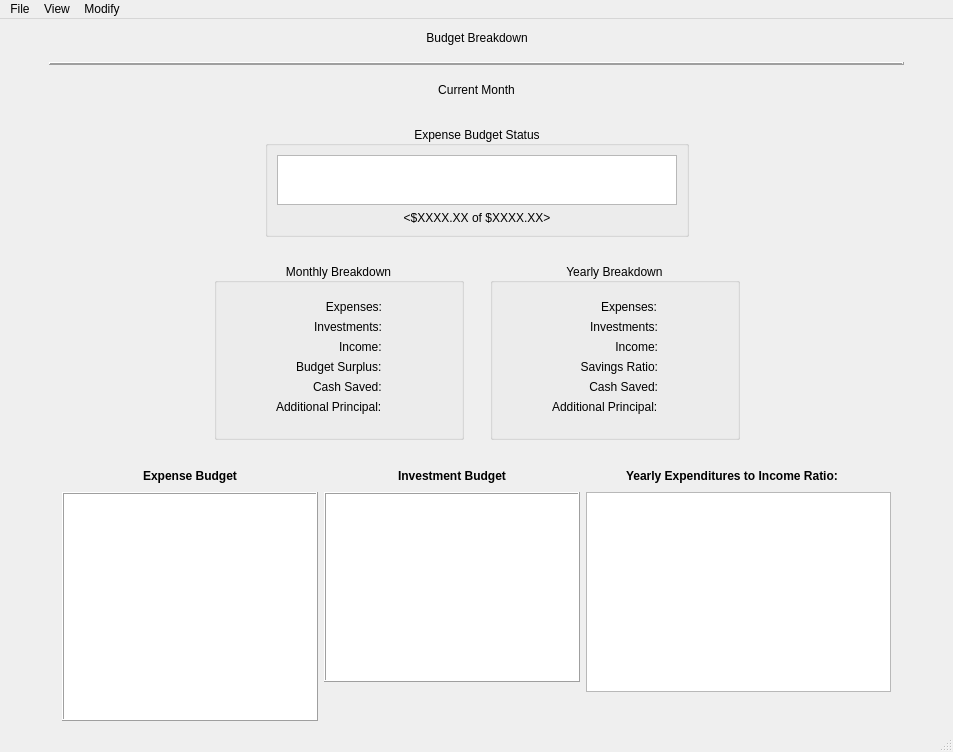
First picture: the form in CashFlowManager/mainwindow.ui, repository epw7856/CashFlowManager, before the edit.
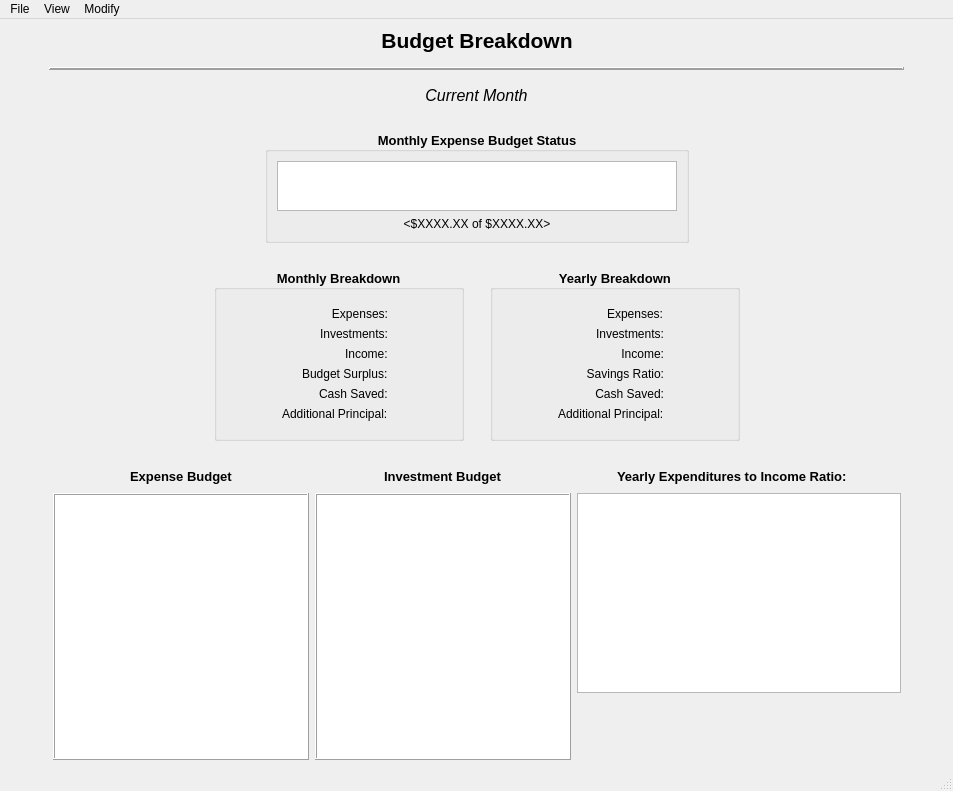
Second picture: the form after the edit. Custom widgets are drawn as their Qt base class.

Commit message: Updated several UI components.

Patch:
```diff
--- a/CashFlowManager/mainwindow.ui
+++ b/CashFlowManager/mainwindow.ui
@@ -7,13 +7,18 @@
     <x>0</x>
     <y>0</y>
     <width>953</width>
-    <height>752</height>
+    <height>791</height>
    </rect>
   </property>
   <property name="windowTitle">
    <string>Cash Flow Manager</string>
   </property>
   <widget class="QWidget" name="centralwidget">
+   <property name="font">
+    <font>
+     <family>Segoe UI</family>
+    </font>
+   </property>
    <layout class="QVBoxLayout" name="verticalLayout_2">
     <item>
      <layout class="QHBoxLayout" name="layoutTitle">
@@ -32,6 +37,14 @@
       </item>
       <item>
        <widget class="QLabel" name="label">
+        <property name="font">
+         <font>
+          <family>Segoe UI</family>
+          <pointsize>16</pointsize>
+          <weight>75</weight>
+          <bold>true</bold>
+         </font>
+        </property>
         <property name="text">
          <string>Budget Breakdown</string>
         </property>
@@ -121,6 +134,13 @@
       </item>
       <item>
        <widget class="QLabel" name="labelCurrentMonth">
+        <property name="font">
+         <font>
+          <family>Segoe UI</family>
+          <pointsize>12</pointsize>
+          <italic>true</italic>
+         </font>
+        </property>
         <property name="text">
          <string>Current Month</string>
         </property>
@@ -179,8 +199,16 @@
         </item>
         <item>
          <widget class="QGroupBox" name="groupBox">
+          <property name="font">
+           <font>
+            <family>Segoe UI</family>
+            <pointsize>10</pointsize>
+            <weight>75</weight>
+            <bold>true</bold>
+           </font>
+          </property>
           <property name="title">
-           <string>  Expense Budget Status  </string>
+           <string>  Monthly Expense Budget Status  </string>
           </property>
           <property name="alignment">
            <set>Qt::AlignCenter</set>
@@ -210,6 +238,14 @@
            </item>
            <item>
             <widget class="QLabel" name="labelBudgetStatus">
+             <property name="font">
+              <font>
+               <family>Segoe UI</family>
+               <pointsize>9</pointsize>
+               <weight>50</weight>
+               <bold>false</bold>
+              </font>
+             </property>
              <property name="text">
               <string>&lt;$XXXX.XX of $XXXX.XX&gt;</string>
              </property>
@@ -279,6 +315,14 @@
             <height>0</height>
            </size>
           </property>
+          <property name="font">
+           <font>
+            <family>Segoe UI</family>
+            <pointsize>10</pointsize>
+            <weight>75</weight>
+            <bold>true</bold>
+           </font>
+          </property>
           <property name="title">
            <string>  Monthly Breakdown  </string>
           </property>
@@ -318,6 +362,14 @@
                <property name="enabled">
                 <bool>true</bool>
                </property>
+               <property name="font">
+                <font>
+                 <family>Segoe UI</family>
+                 <pointsize>9</pointsize>
+                 <weight>50</weight>
+                 <bold>false</bold>
+                </font>
+               </property>
                <property name="text">
                 <string>Expenses:</string>
                </property>
@@ -328,6 +380,14 @@
              </item>
              <item row="0" column="1">
               <widget class="QLabel" name="labelMonthlyExpenses">
+               <property name="font">
+                <font>
+                 <family>Segoe UI</family>
+                 <pointsize>9</pointsize>
+                 <weight>50</weight>
+                 <bold>false</bold>
+                </font>
+               </property>
                <property name="text">
                 <string>&lt;Expenses&gt;</string>
                </property>
@@ -335,6 +395,14 @@
              </item>
              <item row="1" column="0">
               <widget class="QLabel" name="label_3">
+               <property name="font">
+                <font>
+                 <family>Segoe UI</family>
+                 <pointsize>9</pointsize>
+                 <weight>50</weight>
+                 <bold>false</bold>
+                </font>
+               </property>
                <property name="text">
                 <string>Investments:</string>
                </property>
@@ -345,6 +413,14 @@
              </item>
              <item row="1" column="1">
               <widget class="QLabel" name="labelMonthlyInvestments">
+               <property name="font">
+                <font>
+                 <family>Segoe UI</family>
+                 <pointsize>9</pointsize>
+                 <weight>50</weight>
+                 <bold>false</bold>
+                </font>
+               </property>
                <property name="text">
                 <string>&lt;Investments&gt;</string>
                </property>
@@ -352,6 +428,14 @@
              </item>
              <item row="2" column="0">
               <widget class="QLabel" name="label_4">
+               <property name="font">
+                <font>
+                 <family>Segoe UI</family>
+                 <pointsize>9</pointsize>
+                 <weight>50</weight>
+                 <bold>false</bold>
+                </font>
+               </property>
                <property name="text">
                 <string>Income:</string>
                </property>
@@ -359,6 +443,14 @@
              </item>
              <item row="2" column="1">
               <widget class="QLabel" name="labelMonthlyIncome">
+               <property name="font">
+                <font>
+                 <family>Segoe UI</family>
+                 <pointsize>9</pointsize>
+                 <weight>50</weight>
+                 <bold>false</bold>
+                </font>
+               </property>
                <property name="text">
                 <string>&lt;Income&gt;</string>
                </property>
@@ -366,6 +458,14 @@
              </item>
              <item row="3" column="0">
               <widget class="QLabel" name="label_5">
+               <property name="font">
+                <font>
+                 <family>Segoe UI</family>
+                 <pointsize>9</pointsize>
+                 <weight>50</weight>
+                 <bold>false</bold>
+                </font>
+               </property>
                <property name="text">
                 <string>Budget Surplus:</string>
                </property>
@@ -373,6 +473,14 @@
              </item>
              <item row="3" column="1">
               <widget class="QLabel" name="labelMonthlyBudgetSurplus">
+               <property name="font">
+                <font>
+                 <family>Segoe UI</family>
+                 <pointsize>9</pointsize>
+                 <weight>50</weight>
+                 <bold>false</bold>
+                </font>
+               </property>
                <property name="text">
                 <string>&lt;BudgetSurplus&gt;</string>
                </property>
@@ -380,6 +488,14 @@
              </item>
              <item row="4" column="0">
               <widget class="QLabel" name="label_6">
+               <property name="font">
+                <font>
+                 <family>Segoe UI</family>
+                 <pointsize>9</pointsize>
+                 <weight>50</weight>
+                 <bold>false</bold>
+                </font>
+               </property>
                <property name="text">
                 <string>Cash Saved:</string>
                </property>
@@ -387,6 +503,14 @@
              </item>
              <item row="4" column="1">
               <widget class="QLabel" name="labelMonthlyCashSaved">
+               <property name="font">
+                <font>
+                 <family>Segoe UI</family>
+                 <pointsize>9</pointsize>
+                 <weight>50</weight>
+                 <bold>false</bold>
+                </font>
+               </property>
                <property name="text">
                 <string>&lt;CashSaved&gt;</string>
                </property>
@@ -394,6 +518,14 @@
              </item>
              <item row="5" column="0">
               <widget class="QLabel" name="label_16">
+               <property name="font">
+                <font>
+                 <family>Segoe UI</family>
+                 <pointsize>9</pointsize>
+                 <weight>50</weight>
+                 <bold>false</bold>
+                </font>
+               </property>
                <property name="text">
                 <string>Additional Principal:</string>
                </property>
@@ -401,29 +533,37 @@
              </item>
              <item row="5" column="1">
               <widget class="QLabel" name="labelMonthlyPrincipal">
+               <property name="font">
+                <font>
+                 <family>Segoe UI</family>
+                 <pointsize>9</pointsize>
+                 <weight>50</weight>
+                 <bold>false</bold>
+                </font>
+               </property>
                <property name="text">
                 <string>&lt;Principal&gt;</string>
                </property>
               </widget>
              </item>
-             <item row="6" column="1">
-              <spacer name="verticalSpacer_6">
-               <property name="orientation">
-                <enum>Qt::Vertical</enum>
-               </property>
-               <property name="sizeType">
-                <enum>QSizePolicy::Fixed</enum>
-               </property>
-               <property name="sizeHint" stdset="0">
-                <size>
-                 <width>20</width>
-                 <height>8</height>
-                </size>
-               </property>
-              </spacer>
-             </item>
             </layout>
            </item>
+           <item>
+            <spacer name="verticalSpacer_6">
+             <property name="orientation">
+              <enum>Qt::Vertical</enum>
+             </property>
+             <property name="sizeType">
+              <enum>QSizePolicy::Fixed</enum>
+             </property>
+             <property name="sizeHint" stdset="0">
+              <size>
+               <width>20</width>
+               <height>8</height>
+              </size>
+             </property>
+            </spacer>
+           </item>
           </layout>
          </widget>
         </item>
@@ -455,6 +595,14 @@
             <height>0</height>
            </size>
           </property>
+          <property name="font">
+           <font>
+            <family>Segoe UI</family>
+            <pointsize>10</pointsize>
+            <weight>75</weight>
+            <bold>true</bold>
+           </font>
+          </property>
           <property name="title">
            <string>  Yearly Breakdown  </string>
           </property>
@@ -491,6 +639,14 @@
              </property>
              <item row="0" column="0">
               <widget class="QLabel" name="label_8">
+               <property name="font">
+                <font>
+                 <family>Segoe UI</family>
+                 <pointsize>9</pointsize>
+                 <weight>50</weight>
+                 <bold>false</bold>
+                </font>
+               </property>
                <property name="text">
                 <string>Expenses:</string>
                </property>
@@ -498,6 +654,14 @@
              </item>
              <item row="0" column="1">
               <widget class="QLabel" name="labelYearlyExpenses">
+               <property name="font">
+                <font>
+                 <family>Segoe UI</family>
+                 <pointsize>9</pointsize>
+                 <weight>50</weight>
+                 <bold>false</bold>
+                </font>
+               </property>
                <property name="text">
                 <string>&lt;Expenses&gt;</string>
                </property>
@@ -505,6 +669,14 @@
              </item>
              <item row="1" column="0">
               <widget class="QLabel" name="label_13">
+               <property name="font">
+                <font>
+                 <family>Segoe UI</family>
+                 <pointsize>9</pointsize>
+                 <weight>50</weight>
+                 <bold>false</bold>
+                </font>
+               </property>
                <property name="text">
                 <string>Investments:</string>
                </property>
@@ -512,6 +684,14 @@
              </item>
              <item row="1" column="1">
               <widget class="QLabel" name="labelYearlyInvestments">
+               <property name="font">
+                <font>
+                 <family>Segoe UI</family>
+                 <pointsize>9</pointsize>
+                 <weight>50</weight>
+                 <bold>false</bold>
+                </font>
+               </property>
                <property name="text">
                 <string>&lt;Investments&gt;</string>
                </property>
@@ -519,6 +699,14 @@
              </item>
              <item row="2" column="0">
               <widget class="QLabel" name="label_10">
+               <property name="font">
+                <font>
+                 <family>Segoe UI</family>
+                 <pointsize>9</pointsize>
+                 <weight>50</weight>
+                 <bold>false</bold>
+                </font>
+               </property>
                <property name="text">
                 <string>Income:</string>
                </property>
@@ -529,6 +717,14 @@
              </item>
              <item row="2" column="1">
               <widget class="QLabel" name="labelYearlyIncome">
+               <property name="font">
+                <font>
+                 <family>Segoe UI</family>
+                 <pointsize>9</pointsize>
+                 <weight>50</weight>
+                 <bold>false</bold>
+                </font>
+               </property>
                <property name="text">
                 <string>&lt;Income&gt;</string>
                </property>
@@ -536,6 +732,14 @@
              </item>
              <item row="3" column="0">
               <widget class="QLabel" name="label_11">
+               <property name="font">
+                <font>
+                 <family>Segoe UI</family>
+                 <pointsize>9</pointsize>
+                 <weight>50</weight>
+                 <bold>false</bold>
+                </font>
+               </property>
                <property name="text">
                 <string>Savings Ratio:</string>
                </property>
@@ -546,6 +750,14 @@
              </item>
              <item row="3" column="1">
               <widget class="QLabel" name="labelYearlySavingsRatio">
+               <property name="font">
+                <font>
+                 <family>Segoe UI</family>
+                 <pointsize>9</pointsize>
+                 <weight>50</weight>
+                 <bold>false</bold>
+                </font>
+               </property>
                <property name="text">
                 <string>&lt;SavingsRatio&gt;</string>
                </property>
@@ -553,6 +765,14 @@
              </item>
              <item row="4" column="0">
               <widget class="QLabel" name="label_9">
+               <property name="font">
+                <font>
+                 <family>Segoe UI</family>
+                 <pointsize>9</pointsize>
+                 <weight>50</weight>
+                 <bold>false</bold>
+                </font>
+               </property>
                <property name="text">
                 <string>Cash Saved:</string>
                </property>
@@ -563,6 +783,14 @@
              </item>
              <item row="4" column="1">
               <widget class="QLabel" name="labelYearlyCashSaved">
+               <property name="font">
+                <font>
+                 <family>Segoe UI</family>
+                 <pointsize>9</pointsize>
+                 <weight>50</weight>
+                 <bold>false</bold>
+                </font>
+               </property>
                <property name="text">
                 <string>&lt;CashSaved&gt;</string>
                </property>
@@ -570,6 +798,14 @@
              </item>
              <item row="5" column="0">
               <widget class="QLabel" name="label_15">
+               <property name="font">
+                <font>
+                 <family>Segoe UI</family>
+                 <pointsize>9</pointsize>
+                 <weight>50</weight>
+                 <bold>false</bold>
+                </font>
+               </property>
                <property name="text">
                 <string>Additional Principal:</string>
                </property>
@@ -577,29 +813,37 @@
              </item>
              <item row="5" column="1">
               <widget class="QLabel" name="labelYearlyPrincipal">
+               <property name="font">
+                <font>
+                 <family>Segoe UI</family>
+                 <pointsize>9</pointsize>
+                 <weight>50</weight>
+                 <bold>false</bold>
+                </font>
+               </property>
                <property name="text">
                 <string>&lt;Principal&gt;</string>
                </property>
               </widget>
              </item>
-             <item row="6" column="1">
-              <spacer name="verticalSpacer_7">
-               <property name="orientation">
-                <enum>Qt::Vertical</enum>
-               </property>
-               <property name="sizeType">
-                <enum>QSizePolicy::Fixed</enum>
-               </property>
-               <property name="sizeHint" stdset="0">
-                <size>
-                 <width>20</width>
-                 <height>8</height>
-                </size>
-               </property>
-              </spacer>
-             </item>
             </layout>
            </item>
+           <item>
+            <spacer name="verticalSpacer_7">
+             <property name="orientation">
+              <enum>Qt::Vertical</enum>
+             </property>
+             <property name="sizeType">
+              <enum>QSizePolicy::Fixed</enum>
+             </property>
+             <property name="sizeHint" stdset="0">
+              <size>
+               <width>20</width>
+               <height>8</height>
+              </size>
+             </property>
+            </spacer>
+           </item>
           </layout>
          </widget>
         </item>
@@ -675,6 +919,8 @@
             </property>
             <property name="font">
              <font>
+              <family>Segoe UI</family>
+              <pointsize>10</pointsize>
               <weight>75</weight>
               <bold>true</bold>
              </font>
@@ -715,6 +961,7 @@
           </property>
           <property name="font">
            <font>
+            <family>Segoe UI</family>
             <pointsize>8</pointsize>
            </font>
           </property>
@@ -774,8 +1021,16 @@
           </item>
           <item>
            <widget class="QLabel" name="label_18">
+            <property name="sizePolicy">
+             <sizepolicy hsizetype="Preferred" vsizetype="Fixed">
+              <horstretch>0</horstretch>
+              <verstretch>0</verstretch>
+             </sizepolicy>
+            </property>
             <property name="font">
              <font>
+              <family>Segoe UI</family>
+              <pointsize>10</pointsize>
               <weight>75</weight>
               <bold>true</bold>
              </font>
@@ -816,6 +1071,7 @@
           </property>
           <property name="font">
            <font>
+            <family>Segoe UI</family>
             <pointsize>8</pointsize>
            </font>
           </property>
@@ -845,19 +1101,6 @@
           </attribute>
          </widget>
         </item>
-        <item>
-         <spacer name="verticalSpacer_8">
-          <property name="orientation">
-           <enum>Qt::Vertical</enum>
-          </property>
-          <property name="sizeHint" stdset="0">
-           <size>
-            <width>20</width>
-            <height>40</height>
-           </size>
-          </property>
-         </spacer>
-        </item>
        </layout>
       </item>
       <item>
@@ -879,8 +1122,16 @@
           </item>
           <item>
            <widget class="QLabel" name="label_17">
+            <property name="sizePolicy">
+             <sizepolicy hsizetype="Preferred" vsizetype="Fixed">
+              <horstretch>0</horstretch>
+              <verstretch>0</verstretch>
+             </sizepolicy>
+            </property>
             <property name="font">
              <font>
+              <family>Segoe UI</family>
+              <pointsize>10</pointsize>
               <weight>75</weight>
               <bold>true</bold>
              </font>
@@ -892,8 +1143,16 @@
           </item>
           <item>
            <widget class="QLabel" name="labelExpenditurePercentage">
+            <property name="sizePolicy">
+             <sizepolicy hsizetype="Preferred" vsizetype="Fixed">
+              <horstretch>0</horstretch>
+              <verstretch>0</verstretch>
+             </sizepolicy>
+            </property>
             <property name="font">
              <font>
+              <family>Segoe UI</family>
+              <pointsize>10</pointsize>
               <weight>75</weight>
               <bold>true</bold>
              </font>
```
Left out of the diff: 75 changed lines with no effect on the pictures. The commit also changes 2 other files.
